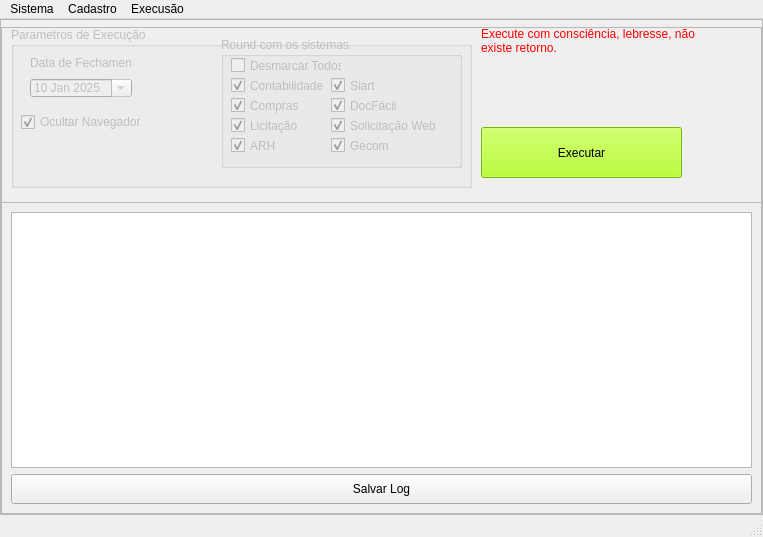
Before: the Qt Designer form ui_qt/mainWindow.ui in Locked666/call_closing_robot, drawn with Qt 5.
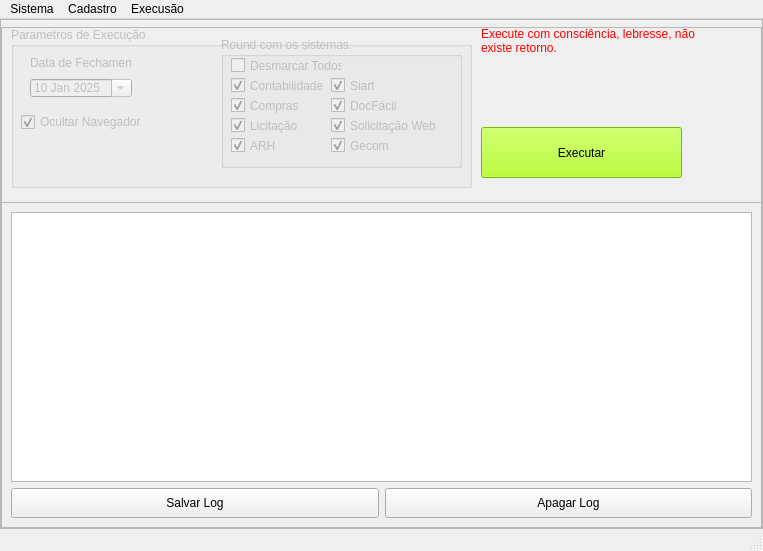
After: the same form once the commit is applied.

The edit to the form file:
```diff
--- a/ui_qt/mainWindow.ui
+++ b/ui_qt/mainWindow.ui
@@ -7,7 +7,7 @@
     <x>0</x>
     <y>0</y>
     <width>763</width>
-    <height>537</height>
+    <height>551</height>
    </rect>
   </property>
   <property name="windowTitle">
@@ -389,6 +389,8 @@
            </widget>
           </item>
           <item>
+           <layout class="QHBoxLayout" name="horizontalLayout">
+            <item>
            <widget class="QPushButton" name="bnt_log">
             <property name="minimumSize">
              <size>
@@ -400,6 +402,21 @@
              <string>Salvar Log</string>
             </property>
            </widget>
+            </item>
+            <item>
+             <widget class="QPushButton" name="bnt_clear_log">
+              <property name="minimumSize">
+               <size>
+                <width>0</width>
+                <height>30</height>
+               </size>
+              </property>
+              <property name="text">
+               <string>Apagar Log</string>
+              </property>
+             </widget>
+            </item>
+           </layout>
           </item>
          </layout>
         </widget>
```
Left out of the diff: 2 changed lines with no effect on the pictures. Lines whose indentation alone changed are shown as unchanged.
